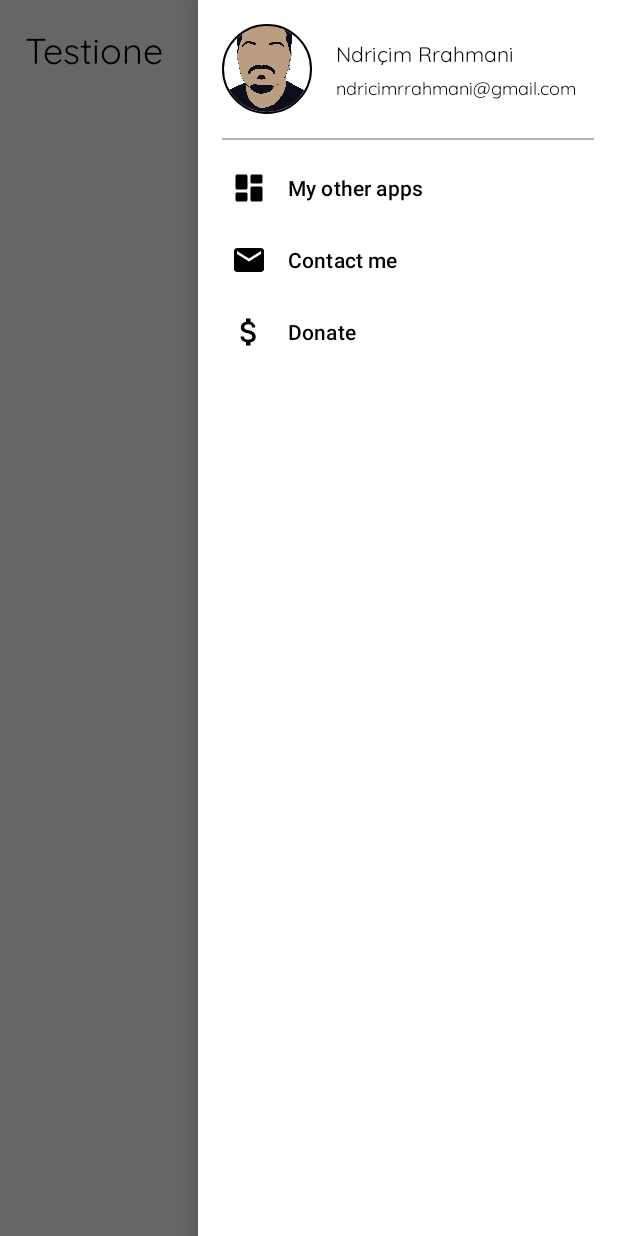
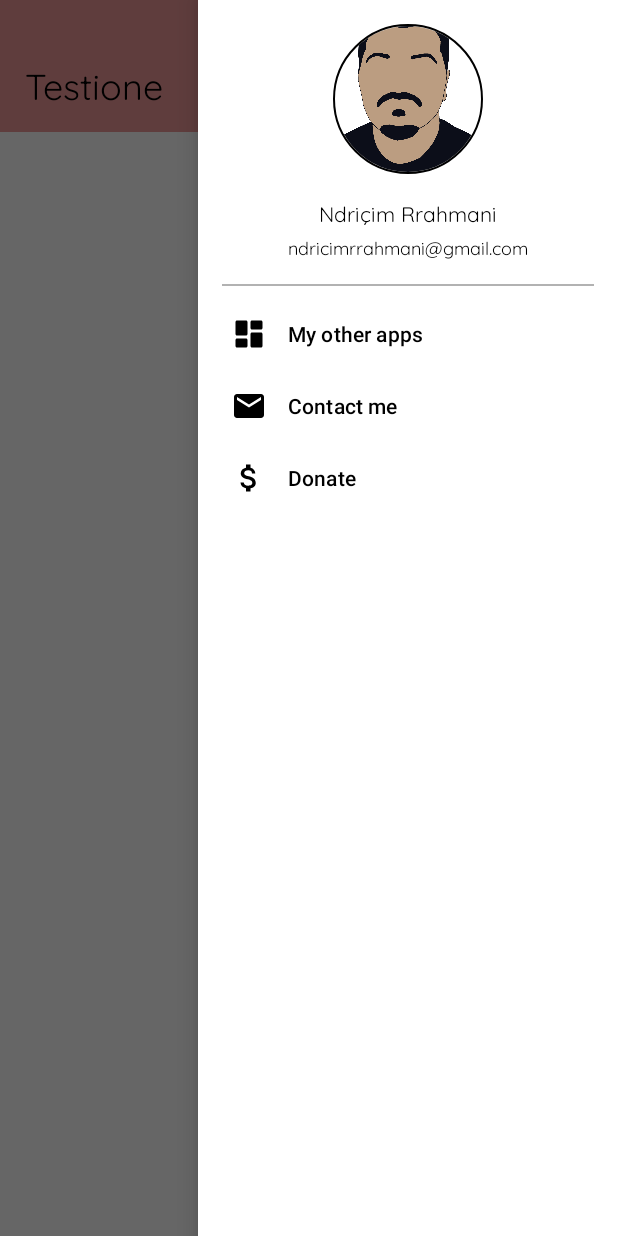
Before and after one commit to ndriqa/mewsic, an Android app: the screen it shows after launch (MainActivity), with the side drawer open, on a phone screen of 412 x 824 dp. Run offline under Robolectric (Android 15) with nearby library versions, the light colour scheme and no system bars; our stand-ins replace CircleImageView, data binding.

Commit message:
fixed status bar

```diff
--- a/app/src/main/java/com/ndriqa/rootapp/MainActivity.kt
+++ b/app/src/main/java/com/ndriqa/rootapp/MainActivity.kt
@@ -1,6 +1,8 @@
 package com.ndriqa.rootapp
 
+import android.os.Build.*
 import android.os.Bundle
+import android.view.WindowManager
 import androidx.core.view.GravityCompat
 import androidx.databinding.DataBindingUtil
 import com.ndriqa.rootapp.base.BaseActivity
@@ -10,20 +12,25 @@ class MainActivity : BaseActivity() {
     private lateinit var binding: ActivityMainBinding
 
     override fun onCreate(savedInstanceState: Bundle?) {
+        if (VERSION.SDK_INT >= VERSION_CODES.R) {
+            window.setDecorFitsSystemWindows(false)
+        }
         super.onCreate(savedInstanceState)
         binding = DataBindingUtil.setContentView(this, R.layout.activity_main)
 
         initBaseFunctions()
     }
 
-    override fun onLoad() {}
+    override fun onLoad() {
+
+    }
 
     override fun setToolbar() {
-        binding.title.text = "Testione"
+        binding.toolbar.title.text = "Testione"
     }
 
     override fun onClickListeners() {
-        binding.menuButton.setOnClickListener {
+        binding.toolbar.menuButton.setOnClickListener {
             binding.drawerLayout.openDrawer(GravityCompat.END)
         }
     }
--- a/app/src/main/res/layout/activity_main.xml
+++ b/app/src/main/res/layout/activity_main.xml
@@ -7,8 +7,7 @@
     <androidx.drawerlayout.widget.DrawerLayout
         android:id="@+id/drawer_layout"
         android:layout_width="match_parent"
-        android:layout_height="match_parent"
-        android:fitsSystemWindows="true">
+        android:layout_height="match_parent">
 
         <LinearLayout
             android:layout_width="match_parent"
@@ -16,36 +15,17 @@
             android:orientation="vertical">
 
             <LinearLayout
-                android:id="@+id/toolbar"
                 android:layout_width="match_parent"
-                android:layout_height="@dimen/nav_bar_height"
-                android:gravity="center_vertical"
-                android:paddingHorizontal="@dimen/element_default_padding"
-                android:paddingVertical="@dimen/element_mini_padding"
-                android:orientation="horizontal">
+                android:layout_height="wrap_content"
+                android:orientation="vertical"
+                android:background="@color/primaryColor"
+                android:paddingTop="@dimen/status_bar_height">
 
-                <TextView
-                    android:id="@+id/title"
-                    android:layout_width="wrap_content"
-                    android:layout_height="match_parent"
-                    android:gravity="center"
-                    android:textSize="24sp"
-                    tools:text="RootApp" />
+                <include
+                    android:id="@+id/toolbar"
+                    layout="@layout/toolbar"/>
+            </LinearLayout>
 
-                <View
-                    android:layout_width="0dp"
-                    android:layout_height="match_parent"
-                    android:layout_weight="1" />
-
-                <ImageButton
-                    android:id="@+id/menu_button"
-                    android:contentDescription="@string/open_drawer_menu_button"
-                    android:layout_width="56dp"
-                    android:layout_height="56dp"
-                    android:src="@drawable/ic_hamburger"
-                    android:background="@android:color/transparent" />
-
-            </LinearLayout>
             <!-- content -->
 
         </LinearLayout>
@@ -66,5 +46,6 @@
                 android:layout_width="match_parent"
                 android:layout_height="wrap_content"/>
         </com.google.android.material.navigation.NavigationView>
+
     </androidx.drawerlayout.widget.DrawerLayout>
 </layout>
--- a/app/src/main/res/layout/navigation_drawer_header.xml
+++ b/app/src/main/res/layout/navigation_drawer_header.xml
@@ -11,27 +11,21 @@
             android:id="@+id/header_content"
             android:layout_width="match_parent"
             android:layout_height="wrap_content"
-            android:orientation="horizontal"
+            android:orientation="vertical"
+            android:gravity="center_horizontal"
             android:padding="@dimen/element_default_padding">
 
             <de.hdodenhof.circleimageview.CircleImageView
-                android:layout_width="60dp"
-                android:layout_height="60dp"
+                android:layout_width="100dp"
+                android:layout_height="100dp"
                 android:src="@drawable/logo"
-                app:civ_border_color="@color/black"
+                app:civ_border_color="@color/primaryTextColor"
                 app:civ_border_width="1dp"/>
-
-            <LinearLayout
-                android:layout_width="0dp"
-                android:layout_height="match_parent"
-                android:layout_weight="1"
-                android:layout_marginStart="@dimen/element_default_padding"
-                android:orientation="vertical"
-                android:gravity="center_vertical">
 
             <TextView
                 android:layout_width="wrap_content"
                 android:layout_height="wrap_content"
+                android:layout_marginTop="@dimen/element_default_padding"
                 android:textSize="14sp"
                 android:text="@string/my_full_name"/>
 
@@ -42,13 +36,12 @@
                 android:textSize="12sp"
                 android:text="@string/my_email"/>
         </LinearLayout>
-        </LinearLayout>
 
         <View
             android:layout_width="match_parent"
             android:layout_height="1dp"
             android:layout_marginHorizontal="@dimen/element_default_padding"
-            android:background="@color/black"
+            android:background="@color/primaryTextColor"
             android:alpha="0.3"
             android:layout_below="@id/header_content"/>
     </RelativeLayout>
--- /dev/null
+++ b/app/src/main/res/layout/toolbar.xml
@@ -0,0 +1,35 @@
+<?xml version="1.0" encoding="utf-8"?>
+<layout xmlns:android="http://schemas.android.com/apk/res/android"
+    xmlns:tools="http://schemas.android.com/tools">
+    <LinearLayout
+        android:layout_width="match_parent"
+        android:layout_height="@dimen/nav_bar_height"
+        android:gravity="center_vertical"
+        android:background="@color/primaryColor"
+        android:paddingHorizontal="@dimen/element_default_padding"
+        android:paddingVertical="@dimen/element_mini_padding"
+        android:orientation="horizontal" >
+
+        <TextView
+            android:id="@+id/title"
+            android:layout_width="wrap_content"
+            android:layout_height="match_parent"
+            android:gravity="center"
+            android:textColor="@color/primaryTextColor"
+            android:textSize="24sp"
+            tools:text="RootApp" />
+
+        <View
+            android:layout_width="0dp"
+            android:layout_height="match_parent"
+            android:layout_weight="1" />
+
+        <ImageButton
+            android:id="@+id/menu_button"
+            android:contentDescription="@string/open_drawer_menu_button"
+            android:layout_width="56dp"
+            android:layout_height="56dp"
+            android:src="@drawable/ic_hamburger"
+            android:background="@android:color/transparent" />
+    </LinearLayout>
+</layout>
--- a/app/src/main/res/values-night/themes.xml
+++ /dev/null
@@ -1,16 +0,0 @@
-<resources xmlns:tools="http://schemas.android.com/tools">
-    <!-- Base application theme. -->
-    <style name="Theme.RootApp" parent="Theme.MaterialComponents.DayNight.DarkActionBar">
-        <!-- Primary brand color. -->
-        <item name="colorPrimary">@color/purple_200</item>
-        <item name="colorPrimaryVariant">@color/purple_700</item>
-        <item name="colorOnPrimary">@color/black</item>
-        <!-- Secondary brand color. -->
-        <item name="colorSecondary">@color/teal_200</item>
-        <item name="colorSecondaryVariant">@color/teal_200</item>
-        <item name="colorOnSecondary">@color/black</item>
-        <!-- Status bar color. -->
-        <item name="android:statusBarColor" tools:targetApi="l">?attr/colorPrimaryVariant</item>
-        <!-- Customize your theme here. -->
-    </style>
-</resources>
--- a/app/src/main/res/values/colors.xml
+++ b/app/src/main/res/values/colors.xml
@@ -1,10 +1,11 @@
 <?xml version="1.0" encoding="utf-8"?>
 <resources>
-    <color name="purple_200">#FFBB86FC</color>
-    <color name="purple_500">#FF6200EE</color>
-    <color name="purple_700">#FF3700B3</color>
-    <color name="teal_200">#FF03DAC5</color>
-    <color name="teal_700">#FF018786</color>
-    <color name="black">#FF000000</color>
-    <color name="white">#FFFFFFFF</color>
-</resources>
+    <color name="primaryColor">#ef9a9a</color>
+    <color name="primaryLightColor">#ffcccb</color>
+    <color name="primaryDarkColor">#ba6b6c</color>
+    <color name="secondaryColor">#3f51b5</color>
+    <color name="secondaryLightColor">#757de8</color>
+    <color name="secondaryDarkColor">#002984</color>
+    <color name="primaryTextColor">#000000</color>
+    <color name="secondaryTextColor">#ffffff</color>
+ </resources>
--- a/app/src/main/res/values/dimens.xml
+++ b/app/src/main/res/values/dimens.xml
@@ -3,4 +3,5 @@
     <dimen name="element_default_padding">16dp</dimen>
     <dimen name="element_mini_padding">4dp</dimen>
     <dimen name="nav_bar_height">64dp</dimen>
+    <dimen name="status_bar_height">24dp</dimen>
 </resources>
--- a/app/src/main/res/values/themes.xml
+++ b/app/src/main/res/values/themes.xml
@@ -2,24 +2,29 @@
     <!-- Base application theme. -->
     <style name="Theme.RootApp" parent="Theme.MaterialComponents.DayNight.NoActionBar">
         <!-- Primary brand color. -->
-        <item name="colorPrimary">@color/purple_500</item>
-        <item name="colorPrimaryVariant">@color/purple_700</item>
-        <item name="colorOnPrimary">@color/white</item>
+        <item name="colorPrimary">@color/primaryColor</item>
+        <item name="colorPrimaryVariant">@color/primaryDarkColor</item>
+        <item name="colorOnPrimary">@color/primaryTextColor</item>
         <!-- Secondary brand color. -->
-        <item name="colorSecondary">@color/teal_200</item>
-        <item name="colorSecondaryVariant">@color/teal_700</item>
-        <item name="colorOnSecondary">@color/black</item>
+        <item name="colorSecondary">@color/secondaryColor</item>
+        <item name="colorSecondaryVariant">@color/secondaryDarkColor</item>
+        <item name="colorOnSecondary">@color/secondaryTextColor</item>
         <!-- Status bar color. -->
-        <item name="android:statusBarColor" tools:targetApi="l">?attr/colorPrimaryVariant</item>
         <!-- Customize your theme here. -->
         <item name="android:textViewStyle">@style/MyCustomTextView</item>
+        <item name="android:windowDrawsSystemBarBackgrounds">true</item>
         <item name="android:windowTranslucentStatus">true</item>
-        <item name="android:windowTranslucentNavigation">true</item>
+        <item name="android:windowTranslucentNavigation">false</item>
+
+        <item name="android:statusBarColor">@android:color/transparent</item>
+        <item name="android:navigationBarColor">@android:color/transparent</item>
+
+        <item name="android:windowLayoutInDisplayCutoutMode" tools:targetApi="o_mr1">shortEdges</item>
 
     </style>
 
     <style name="MyCustomTextView" parent="Widget.AppCompat.TextView">
-        <item name="android:textColor">@color/black</item>
+        <item name="android:textColor">@color/primaryTextColor</item>
         <item name="android:fontFamily">@font/qsregular</item>
     </style>
 </resources>
```
Lines whose indentation alone changed are shown as unchanged.
